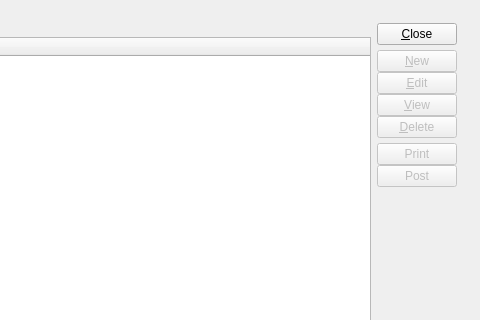
Before: the Qt Designer form xtuple/trunk/guiclient/unpostedInvoices.ui in WooodHead/xtuple, drawn with Qt 5; both pictures show x 320 to 800 and y 0 to 320 of the 800 by 600 pixel window.
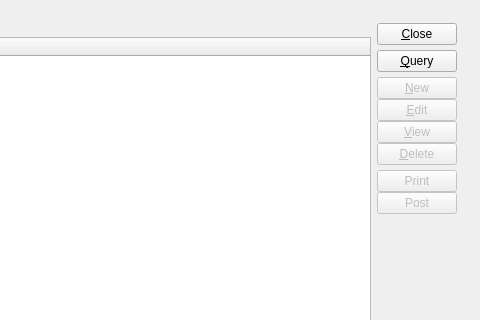
After: the same form once the commit is applied. Custom widgets are drawn as their Qt base class.

Commit message: issue #7896 - add query button to refresh the list

Diff of the .ui file:
```diff
--- a/xtuple/trunk/guiclient/unpostedInvoices.ui
+++ b/xtuple/trunk/guiclient/unpostedInvoices.ui
@@ -59,6 +59,13 @@
            </property>
           </widget>
          </item>
+         <item>
+          <widget class="QPushButton" name="_query" >
+           <property name="text" >
+            <string>&amp;Query</string>
+           </property>
+          </widget>
+         </item>
          <item>
           <layout class="QVBoxLayout" >
            <property name="spacing" >
```
Left out of the diff: 2 changed lines with no effect on the pictures. The commit also changes 1 other file.
